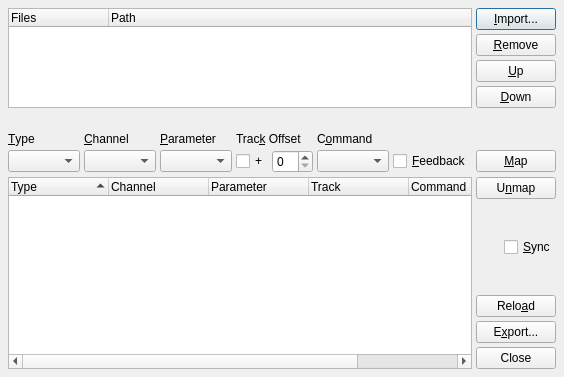
rncbc/qtractor, file src/qtractorMidiControlForm.ui: the form before one commit.
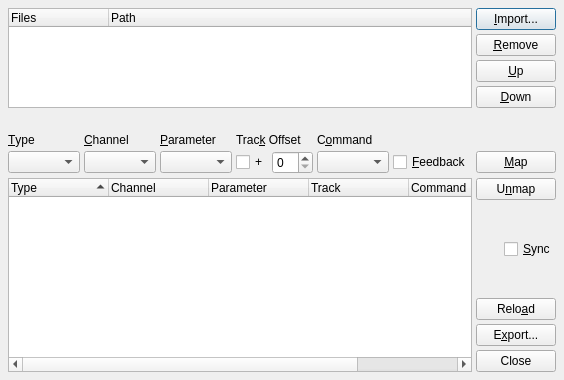
The form after the commit. Icons and pictures are not drawn.

What changed in the file:
```diff
--- a/src/qtractorMidiControlForm.ui
+++ b/src/qtractorMidiControlForm.ui
@@ -26,8 +26,8 @@
    <rect>
     <x>0</x>
     <y>0</y>
-    <width>538</width>
-    <height>377</height>
+    <width>540</width>
+    <height>380</height>
    </rect>
   </property>
   <property name="windowTitle">
```
Left out of the diff: 2 changed lines with no effect on the pictures.
